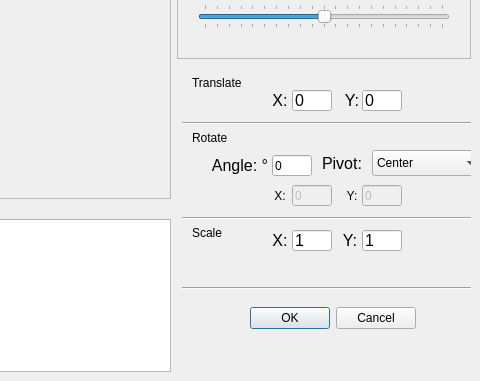
RamAddict/Interactive-Graphical-System, file data/main.ui: the form before one commit; both pictures show x 800 to 1280 and y 339 to 720 of the 1280 by 720 pixel window.
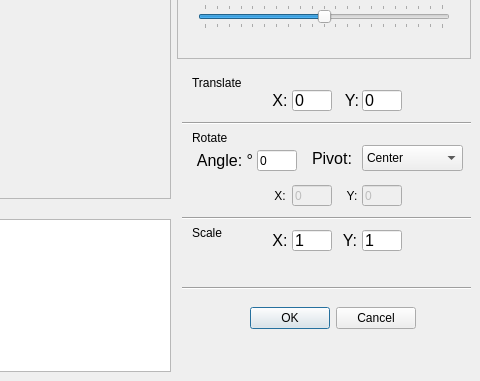
The form after the commit.

Commit message: Move pivot selection slightly

```diff
--- a/data/main.ui
+++ b/data/main.ui
@@ -456,8 +456,8 @@
        <widget class="QLabel" name="angleLabel">
         <property name="geometry">
          <rect>
-          <x>30</x>
-          <y>90</y>
+          <x>15</x>
+          <y>85</y>
           <width>66</width>
           <height>21</height>
          </rect>
@@ -524,8 +524,8 @@
        <widget class="QLineEdit" name="angleInput">
         <property name="geometry">
          <rect>
-          <x>95</x>
-          <y>90</y>
+          <x>80</x>
+          <y>85</y>
           <width>40</width>
           <height>21</height>
          </rect>
@@ -540,8 +540,8 @@
        <widget class="QLabel" name="pivotLabel">
         <property name="geometry">
          <rect>
-          <x>140</x>
-          <y>85</y>
+          <x>130</x>
+          <y>80</y>
           <width>50</width>
           <height>26</height>
          </rect>
@@ -671,9 +671,9 @@
        <widget class="QComboBox" name="pivotSelect">
         <property name="geometry">
          <rect>
-          <x>195</x>
-          <y>85</y>
-          <width>110</width>
+          <x>185</x>
+          <y>80</y>
+          <width>101</width>
           <height>26</height>
          </rect>
         </property>
```
Left out of the diff: 4 changed lines with no effect on the pictures.
